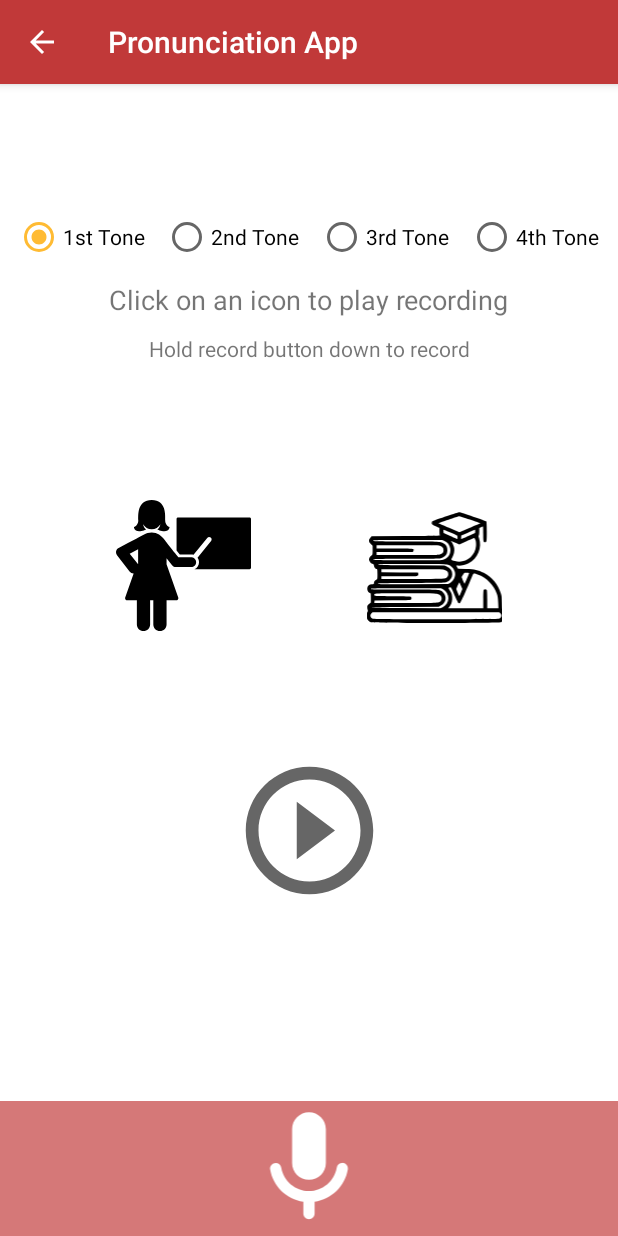
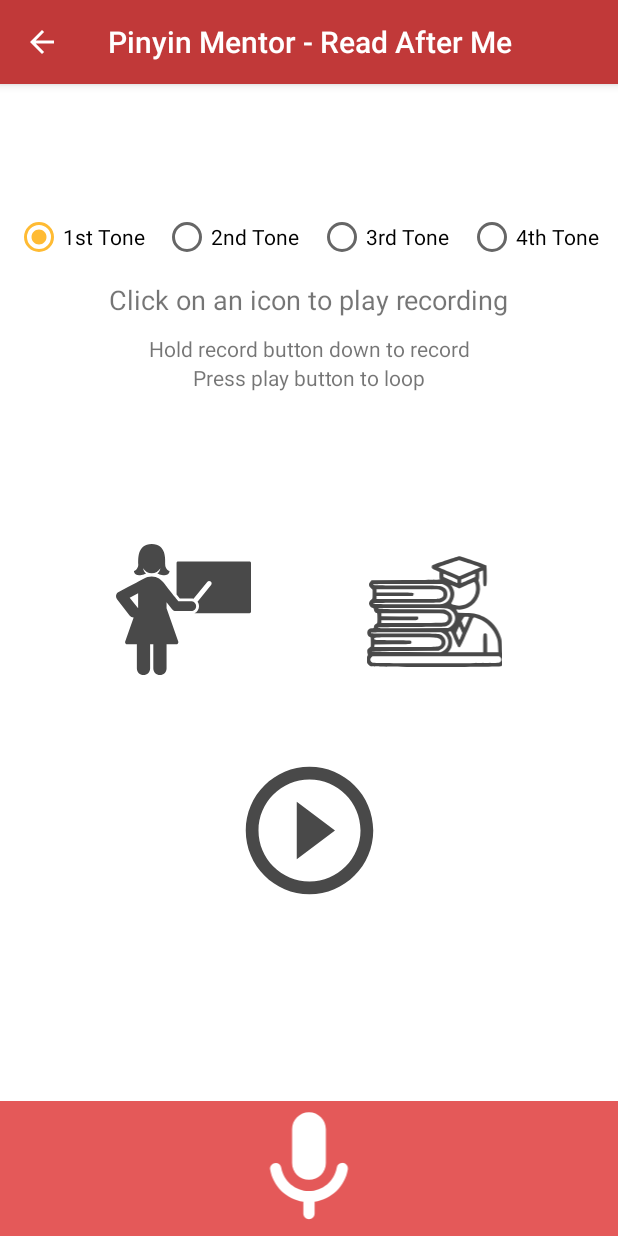
Before and after one commit to helenastafford/pronunciation_app, an Android app: the IndividualSoundActivity screen opened directly, with no data from a screen before it, on a phone screen of 412 x 824 dp. Run offline under Robolectric (Android 15) with nearby library versions, the phone set to English and light mode, and no system bars.

Commit message:
Polished up icons and added more instructions

```diff
--- a/app/build.gradle
+++ b/app/build.gradle
@@ -6,7 +6,7 @@ android {
 
     defaultConfig {
         applicationId "com.example.pronunciationapp"
-        minSdkVersion 16
+        minSdkVersion 21
         targetSdkVersion 29
         versionCode 1
         versionName "1.0"
--- a/app/src/main/AndroidManifest.xml
+++ b/app/src/main/AndroidManifest.xml
@@ -6,7 +6,7 @@
     <application
         android:allowBackup="true"
         android:icon="@mipmap/ic_launcher"
-        android:label="Pronunciation App"
+        android:label="Pinyin Mentor - Read After Me"
         android:roundIcon="@mipmap/ic_launcher_round"
         android:supportsRtl="true"
         android:theme="@style/AppTheme">
--- a/app/src/main/res/layout/activity_individual.xml
+++ b/app/src/main/res/layout/activity_individual.xml
@@ -11,9 +11,10 @@
         android:id="@+id/playPauseButton"
         android:layout_width="99dp"
         android:layout_height="102dp"
-        android:background="#00FFFFFF"
+        android:background="#FFFFFF"
         android:onClick="handlePlayButtonClick"
         android:scaleType="centerCrop"
+        android:tint="@color/colorNotSpeaking"
         app:layout_constraintBottom_toBottomOf="parent"
         app:layout_constraintEnd_toEndOf="parent"
         app:layout_constraintStart_toStartOf="parent"
@@ -26,15 +27,17 @@
         android:layout_width="90dp"
         android:layout_height="90dp"
         android:background="#FFFFFF"
+        android:backgroundTint="#FFFFFF"
         android:cropToPadding="true"
         android:onClick="handleUserClick"
         android:scaleType="centerCrop"
+        android:tint="@color/colorNotSpeaking"
         app:layout_constraintBottom_toTopOf="@+id/playPauseButton"
         app:layout_constraintEnd_toEndOf="parent"
         app:layout_constraintHorizontal_bias="0.5"
         app:layout_constraintStart_toEndOf="@+id/teacherSpeakingImageView"
         app:layout_constraintTop_toBottomOf="@+id/toneRadioGroup"
-        app:layout_constraintVertical_bias="0.661"
+        app:layout_constraintVertical_bias="0.784"
         app:srcCompat="@drawable/ic_student" />
 
     <ImageView
@@ -43,12 +46,13 @@
         android:layout_height="90dp"
         android:background="#FFFFFF"
         android:onClick="handleTeacherClick"
+        android:tint="@color/colorNotSpeaking"
         app:layout_constraintBottom_toTopOf="@+id/playPauseButton"
         app:layout_constraintEnd_toStartOf="@+id/studentSpeakingImageView"
         app:layout_constraintHorizontal_bias="0.5"
         app:layout_constraintStart_toStartOf="parent"
         app:layout_constraintTop_toBottomOf="@+id/toneRadioGroup"
-        app:layout_constraintVertical_bias="0.661"
+        app:layout_constraintVertical_bias="0.784"
         app:srcCompat="@drawable/ic_teacher" />
 
     <TextView
@@ -112,7 +116,7 @@
         android:id="@+id/recordButton"
         android:layout_width="match_parent"
         android:layout_height="90dp"
-        android:background="#ADC13939"
+        android:background="#E45959"
         android:cropToPadding="false"
         android:scaleType="fitCenter"
         android:tint="#FFFFFF"
@@ -143,4 +147,16 @@
         app:layout_constraintTop_toBottomOf="@+id/toneRadioGroup"
         app:layout_constraintVertical_bias="0.157" />
 
+    <TextView
+        android:id="@+id/textView3"
+        android:layout_width="wrap_content"
+        android:layout_height="wrap_content"
+        android:text="Press play button to loop"
+        app:layout_constraintBottom_toTopOf="@+id/playPauseButton"
+        app:layout_constraintEnd_toEndOf="parent"
+        app:layout_constraintHorizontal_bias="0.502"
+        app:layout_constraintStart_toStartOf="parent"
+        app:layout_constraintTop_toBottomOf="@+id/textView2"
+        app:layout_constraintVertical_bias="0.0" />
+
 </androidx.constraintlayout.widget.ConstraintLayout>
--- a/app/src/main/res/values/colors.xml
+++ b/app/src/main/res/values/colors.xml
@@ -3,5 +3,6 @@
     <color name="colorPrimary">#C13939</color>
     <color name="colorPrimaryDark">#8C0000</color>
     <color name="colorAccent">@android:color/holo_orange_light</color>
-    <color name="colorNotSpeaking">#FFFFFF</color>
+    <color name="colorNotSpeaking">#494949</color>
+    <color name="colorRecordButton">#E45959</color>
 </resources>
```
Also changed, not shown: app/src/main/java/com/example/pronunciationapp/IndividualSoundActivity.java (+22 -14 lines).
